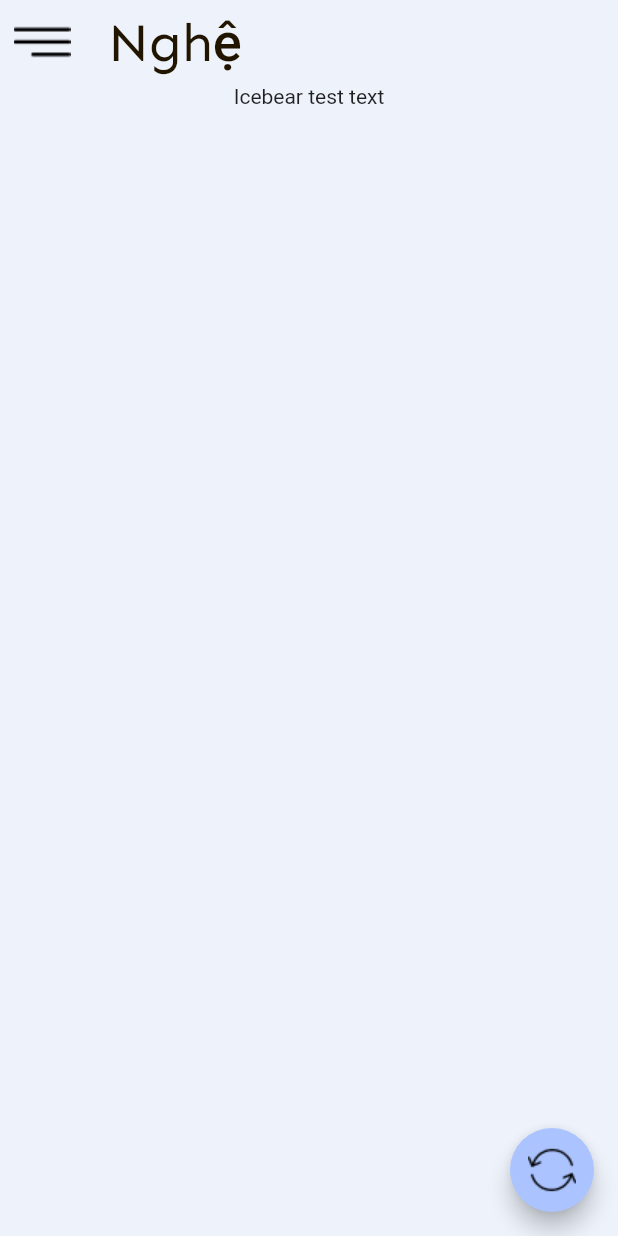
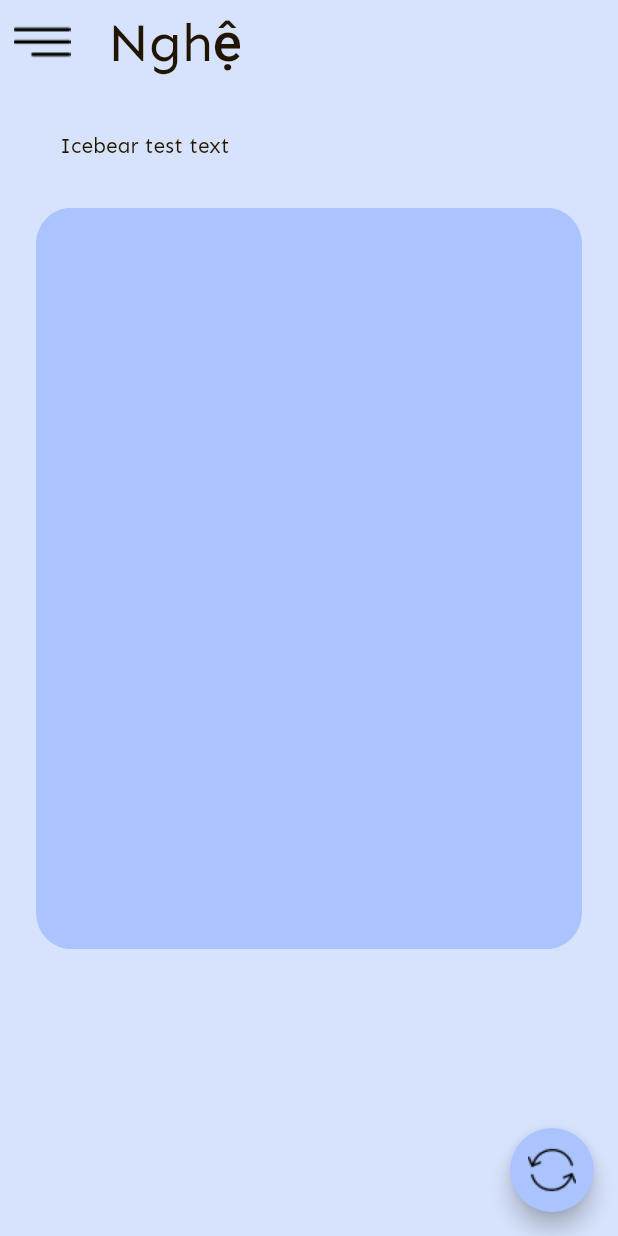
Before and after one commit to baoanh1310/nghe, a Flutter app: the HomePage screen opened directly, on a phone screen of 412 x 824 dp. Run offline on Flutter 3.47's test engine with Material 2 defaults, Android fonts, the light colour scheme and no system bars.

Commit message:
setup PageView layout for cards in Home screen

```diff
--- a/lib/pages/home_page.dart
+++ b/lib/pages/home_page.dart
@@ -13,10 +13,11 @@ class HomePage extends StatefulWidget {
 class _HomePageState extends State<HomePage> {
   @override
   Widget build(BuildContext context) {
+    Size size = MediaQuery.of(context).size;
     return Scaffold(
-      backgroundColor: AppColors.secondColor,
+      backgroundColor: AppColors.lightBlue,
       appBar: AppBar(
-        backgroundColor: AppColors.secondColor,
+        backgroundColor: AppColors.lightBlue,
         elevation: 0,
         title: Text(
           'Nghệ',
@@ -29,10 +30,31 @@ class _HomePageState extends State<HomePage> {
       ),
       body: Container(
         width: double.infinity,
+        margin: const EdgeInsets.symmetric(horizontal: 24),
         child: Column(
           children: [
-            Text(
-              "Icebear test text",
+            Container(
+              height: size.height * 1/10,
+              padding: const EdgeInsets.all(16),
+              alignment: Alignment.centerLeft,
+              child: Text(
+                "Icebear test text",
+                style: AppStyles.h5.copyWith(fontSize: 14, color: AppColors.textColor)
+              ),
+            ),
+            Container(
+              height: size.height * 3/5,
+              child: PageView.builder(
+                itemCount: 5,
+                itemBuilder: (context, index) {
+                  return Container(
+                    decoration: BoxDecoration(
+                      color: AppColors.primaryColor,
+                      borderRadius: BorderRadius.all(Radius.circular(24)),
+                    ),
+                  );
+                },
+              ),
             )
           ],
         )
```
